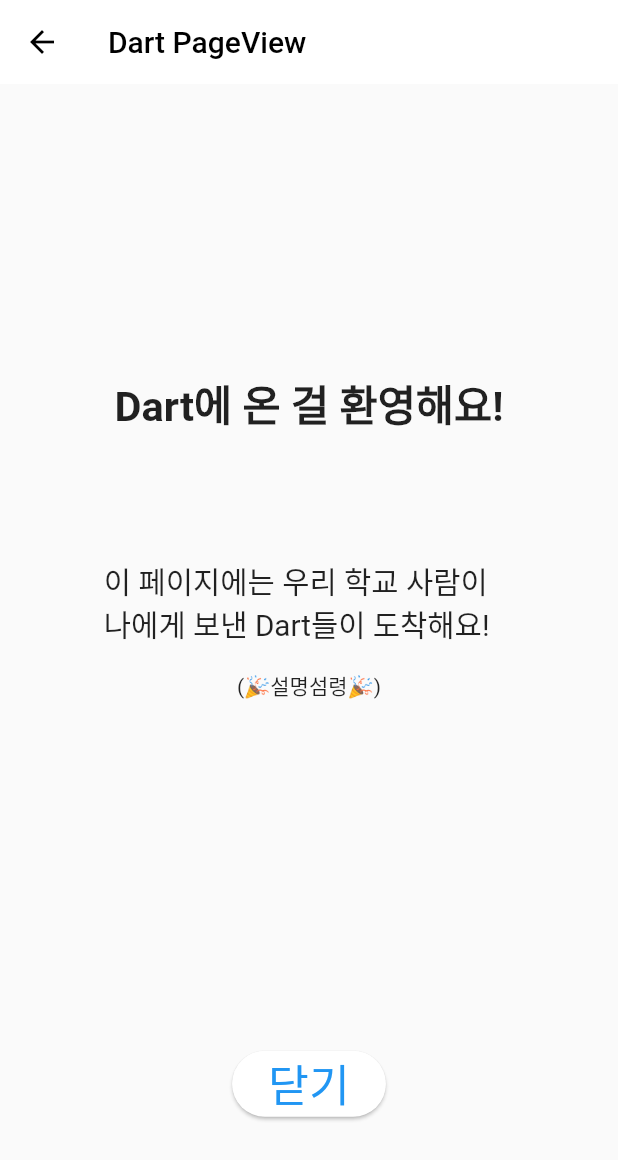
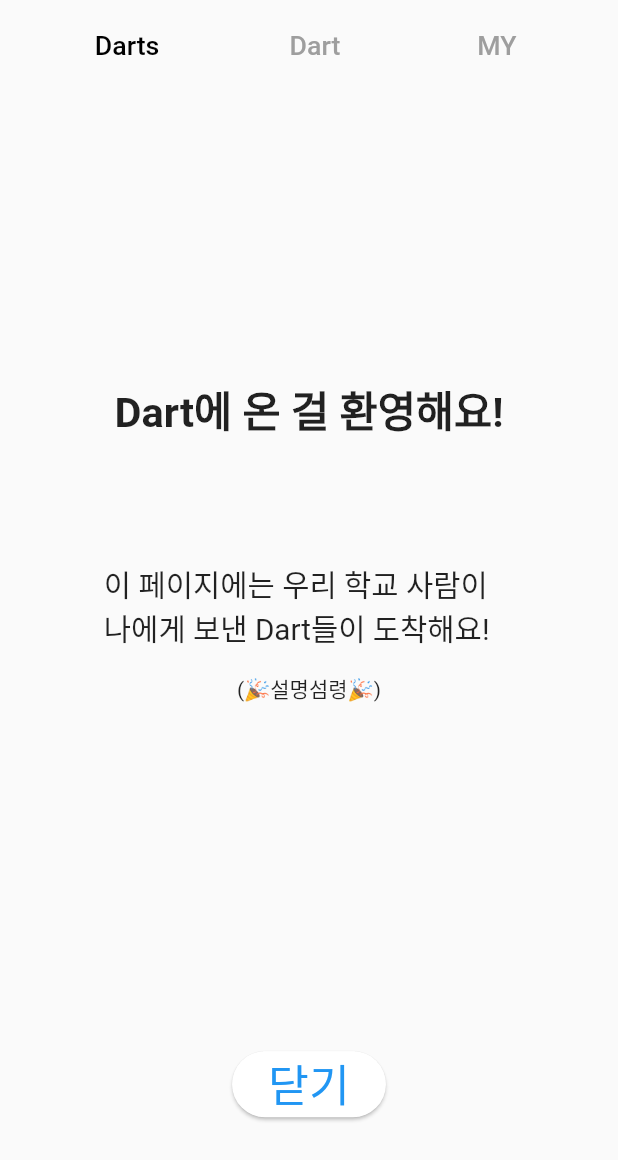
Before and after one commit to SeyeonJang/NDaeSaeng, a Flutter app: the DartPageView screen opened directly, on a phone screen of 412 x 824 dp. Shown: the top 1160 px of the screen. Run offline on Flutter 3.47's test engine with Material 2 defaults, Android fonts, the phone set to English and light mode, and no system bars; our stand-ins replace flutter_bloc, flutter_typeahead, hydrated_bloc, image_picker; missing offline and left inert: kakao_flutter_sdk.

Commit message:
feat: [#11] page view 템플릿 상단에 tab bar mock 임시 추가

```diff
--- a/lib/src/presentation/page_view.dart
+++ b/lib/src/presentation/page_view.dart
@@ -1,19 +1,46 @@
+import 'package:dart_flutter/res/size_config.dart';
 import 'package:dart_flutter/src/presentation/mypage/my_page.dart';
 import 'package:dart_flutter/src/presentation/vote/vote_list_inform_view.dart';
 import 'package:dart_flutter/src/presentation/vote/vote_pages.dart';
 import 'package:flutter/cupertino.dart';
 import 'package:flutter/material.dart';
 
-class DartPageView extends StatelessWidget {
+class DartPageView extends StatefulWidget {
   const DartPageView({Key? key}) : super(key: key);
 
   @override
+  State<DartPageView> createState() => _DartPageViewState();
+}
+
+class _DartPageViewState extends State<DartPageView> {
+  @override
   Widget build(BuildContext context) {
     return Scaffold(
-      appBar: AppBar(
-        title: Text('Dart PageView'),
+      // appBar: const TabBar(
+      //   cont
+      //   tabs: <Widget>[
+      //     Tab(text: "Darts"),
+      //     Tab(text: "Dart"),
+      //     Tab(text: "MY"),
+      //   ],
+      // ),
+      body: SafeArea(
+        child: Column(
+          children: [
+            Padding(
+              padding: EdgeInsets.all(SizeConfig.defaultSize * 2),
+              child: Row(
+                mainAxisAlignment: MainAxisAlignment.spaceAround,
+                children: [
+                  // TODO pageViewCubit 임시로 만들어서 관리
+                  Text("Darts", style: TextStyle(fontSize: SizeConfig.defaultSize * 1.8, fontWeight: FontWeight.w500, color: Colors.black)),
+                  Text("Dart", style: TextStyle(fontSize: SizeConfig.defaultSize * 1.8, fontWeight: FontWeight.w500, color: Colors.grey)),
+                  Text(" MY ", style: TextStyle(fontSize: SizeConfig.defaultSize * 1.8, fontWeight: FontWeight.w500, color: Colors.grey)),
+                ],
               ),
-      body: PageView(
+            ),
+            Expanded(
+              child: PageView(
                 children: const [
                   // TODO, 각 Page를 cubit으로 제어하도록 해야함
                   VoteListInformView(),
@@ -21,6 +48,10 @@ class DartPageView extends StatelessWidget {
                   MyPage(),
                 ],
               ),
+            ),
+          ],
+        ),
+      ),
     );
   }
 }
```
Lines whose indentation alone changed are shown as unchanged.
